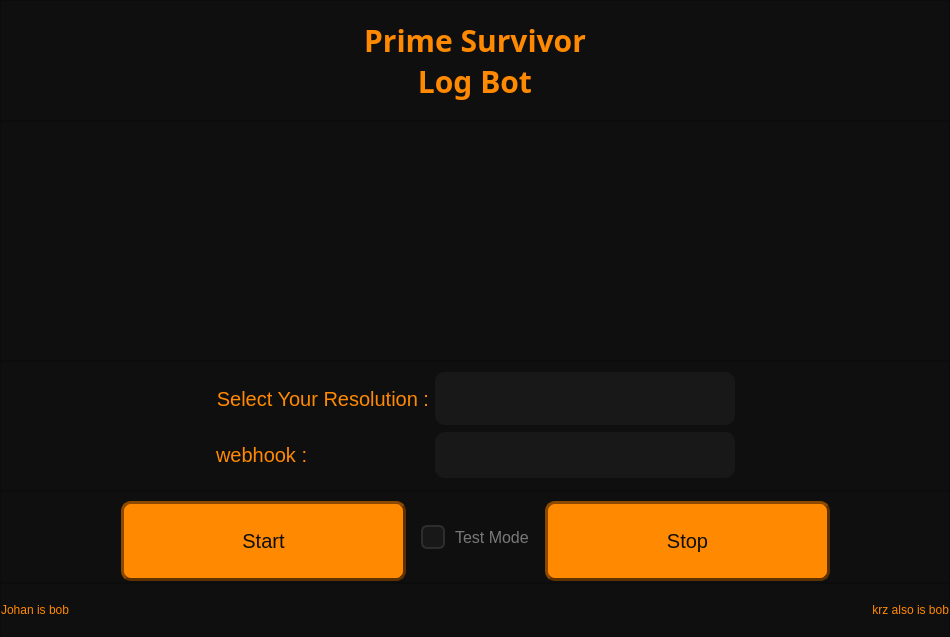
The window that src/views/ui/log_bot.ui (AlissonTxD/Prime-Survivor-Log-Bot-2) describes before a commit, drawn with Qt 5.
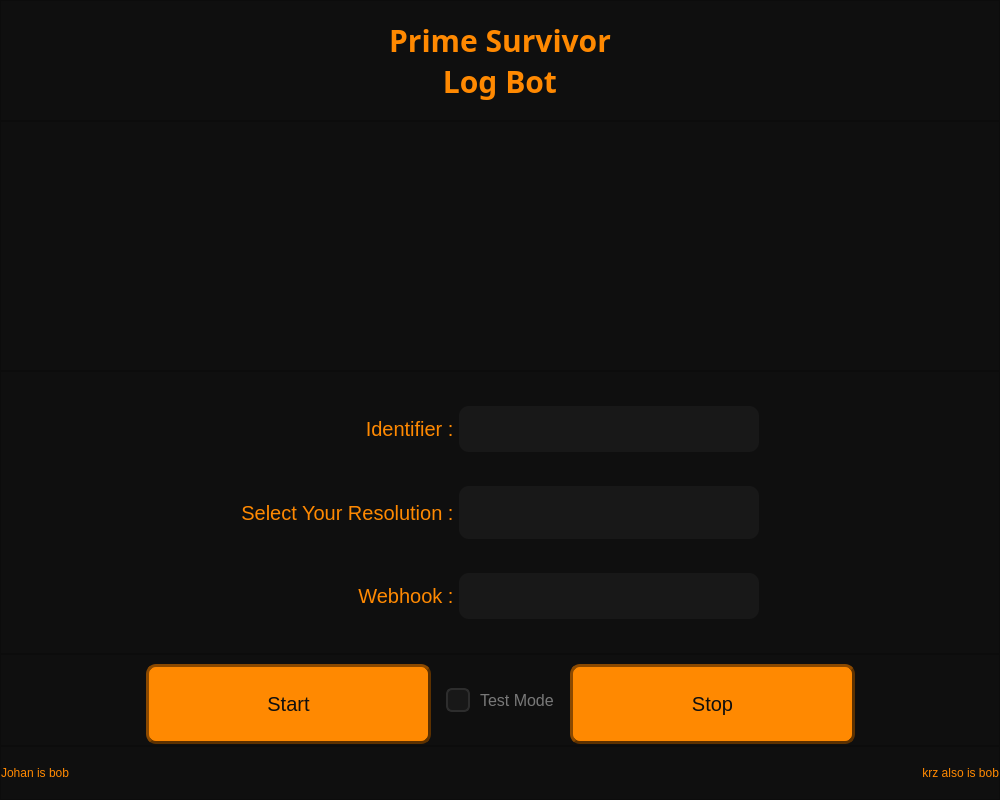
The same window after the commit. Icons and pictures are not drawn.

Commit message: feat: Add identifier field to configuration and update UI for webhook and identifier input

What changed in the file:
```diff
--- a/src/views/ui/log_bot.ui
+++ b/src/views/ui/log_bot.ui
@@ -6,8 +6,8 @@
    <rect>
     <x>0</x>
     <y>0</y>
-    <width>950</width>
-    <height>637</height>
+    <width>1000</width>
+    <height>800</height>
    </rect>
   </property>
   <property name="windowTitle">
@@ -164,7 +164,7 @@
       <property name="maximumSize">
        <size>
         <width>16777215</width>
-        <height>130</height>
+        <height>300</height>
        </size>
       </property>
       <property name="styleSheet">
@@ -177,7 +177,35 @@
        <enum>QFrame::Raised</enum>
       </property>
       <layout class="QGridLayout" name="gridLayout">
-       <item row="0" column="1">
+       <property name="leftMargin">
+        <number>0</number>
+       </property>
+       <property name="topMargin">
+        <number>0</number>
+       </property>
+       <property name="rightMargin">
+        <number>0</number>
+       </property>
+       <property name="bottomMargin">
+        <number>0</number>
+       </property>
+       <property name="spacing">
+        <number>0</number>
+       </property>
+       <item row="1" column="0">
+        <spacer name="horizontalSpacer">
+         <property name="orientation">
+          <enum>Qt::Horizontal</enum>
+         </property>
+         <property name="sizeHint" stdset="0">
+          <size>
+           <width>40</width>
+           <height>20</height>
+          </size>
+         </property>
+        </spacer>
+       </item>
+       <item row="1" column="1">
         <widget class="QLabel" name="label_3">
          <property name="maximumSize">
           <size>
@@ -194,14 +222,32 @@
 }</string>
          </property>
          <property name="text">
-          <string>Select Your Resolution :</string>
+          <string>Select Your Resolution : </string>
          </property>
          <property name="alignment">
           <set>Qt::AlignRight|Qt::AlignTrailing|Qt::AlignVCenter</set>
          </property>
         </widget>
        </item>
-       <item row="0" column="3">
+       <item row="2" column="1">
+        <widget class="QLabel" name="label_4">
+         <property name="styleSheet">
+          <string notr="true">QLabel {
+    color: rgb(255, 137, 1);
+    font-size: 20px;
+    font-family: &quot;Arial Black&quot;;
+    background: transparent;
+}</string>
+         </property>
+         <property name="text">
+          <string>Webhook : </string>
+         </property>
+         <property name="alignment">
+          <set>Qt::AlignRight|Qt::AlignTrailing|Qt::AlignVCenter</set>
+         </property>
+        </widget>
+       </item>
+       <item row="1" column="3">
         <spacer name="horizontalSpacer_2">
          <property name="orientation">
           <enum>Qt::Horizontal</enum>
@@ -214,20 +260,38 @@
          </property>
         </spacer>
        </item>
-       <item row="0" column="0">
-        <spacer name="horizontalSpacer">
-         <property name="orientation">
-          <enum>Qt::Horizontal</enum>
-         </property>
-         <property name="sizeHint" stdset="0">
+       <item row="2" column="2">
+        <widget class="QLineEdit" name="LineEdit_webhook">
+         <property name="maximumSize">
           <size>
-           <width>40</width>
-           <height>20</height>
+           <width>500</width>
+           <height>16777215</height>
           </size>
          </property>
-        </spacer>
+         <property name="styleSheet">
+          <string notr="true">QLineEdit {
+border: 0px solid rgb(45, 45, 45);
+border-radius: 10px;
+padding: 15px;
+background-color: rgb(24, 24, 24);
+color: rgb(80, 80, 80);
+	font: 87 12pt &quot;Arial Black&quot;;
+}
+
+QLineEdit:hover {
+border: 2px solid rgb(27, 27, 27);
+}
+
+QLineEdit:focus {
+border: 2px solid rgb(255, 137, 1);
+color: rgb(255, 255, 255)
+}
+
+</string>
+         </property>
+        </widget>
        </item>
-       <item row="0" column="2">
+       <item row="1" column="2">
         <widget class="QComboBox" name="Combo_Resolution">
          <property name="minimumSize">
           <size>
@@ -282,8 +346,26 @@
          </property>
         </widget>
        </item>
-       <item row="1" column="2">
-        <widget class="QLineEdit" name="LineEdit_webhook">
+       <item row="0" column="1">
+        <widget class="QLabel" name="label_7">
+         <property name="styleSheet">
+          <string notr="true">QLabel {
+    color: rgb(255, 137, 1);
+    font-size: 20px;
+    font-family: &quot;Arial Black&quot;;
+    background: transparent;
+}</string>
+         </property>
+         <property name="text">
+          <string>Identifier : </string>
+         </property>
+         <property name="alignment">
+          <set>Qt::AlignRight|Qt::AlignTrailing|Qt::AlignVCenter</set>
+         </property>
+        </widget>
+       </item>
+       <item row="0" column="2">
+        <widget class="QLineEdit" name="LineEdit_identifier">
          <property name="maximumSize">
           <size>
            <width>500</width>
@@ -313,21 +395,6 @@
          </property>
         </widget>
        </item>
-       <item row="1" column="1">
-        <widget class="QLabel" name="label_4">
-         <property name="styleSheet">
-          <string notr="true">QLabel {
-    color: rgb(255, 137, 1);
-    font-size: 20px;
-    font-family: &quot;Arial Black&quot;;
-    background: transparent;
-}</string>
-         </property>
-         <property name="text">
-          <string>webhook :</string>
-         </property>
-        </widget>
-       </item>
       </layout>
      </widget>
     </item>
```
The commit also changes 6 other files.
